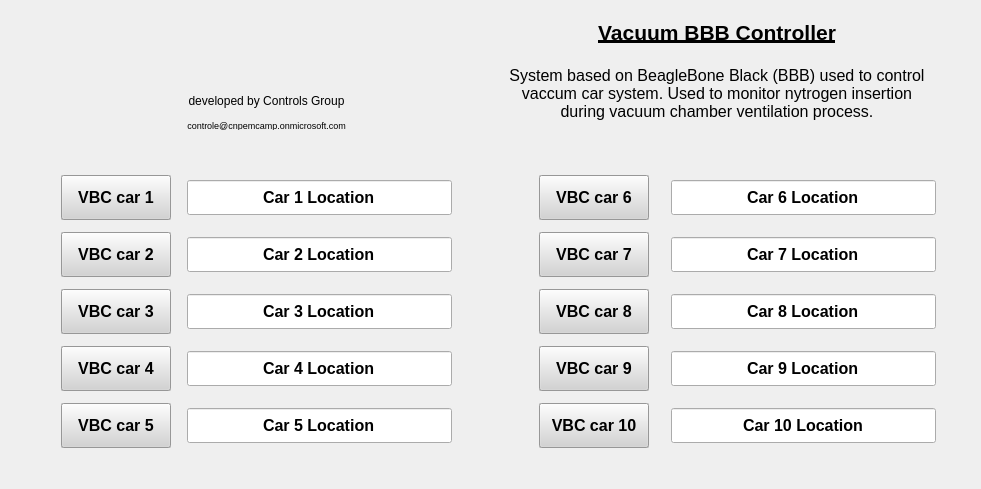
Old version of the form software/pydm/ui/latest/main_window.ui in the repository lnls-sirius/vacuum-bbb-controller.
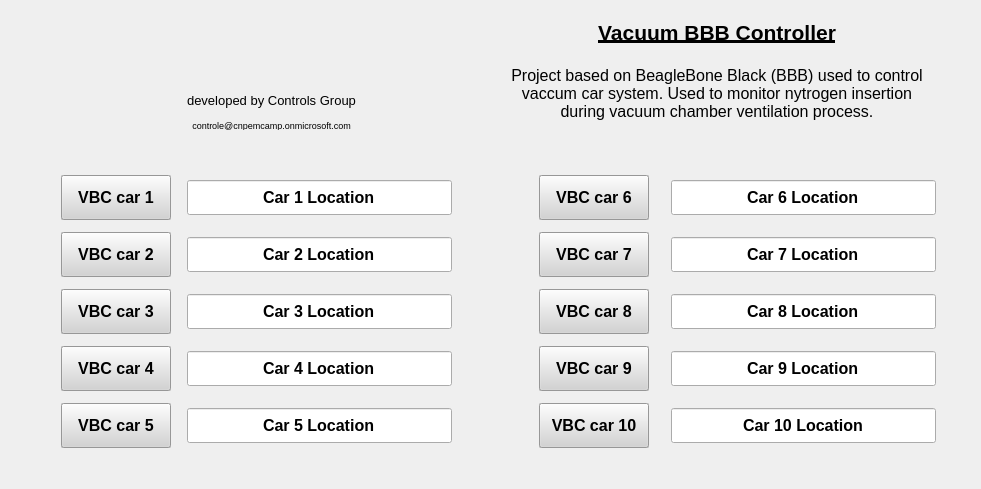
New version of the form. Icons and pictures are not drawn. Custom widgets are drawn as their Qt base class.

Diff of the .ui file:
```diff
--- a/software/pydm/ui/latest/main_window.ui
+++ b/software/pydm/ui/latest/main_window.ui
@@ -833,6 +833,11 @@
         <height>15</height>
        </size>
       </property>
+      <property name="font">
+       <font>
+        <pointsize>10</pointsize>
+       </font>
+      </property>
       <property name="text">
        <string>developed by Controls Group</string>
       </property>
@@ -1625,7 +1630,7 @@
        <enum>QFrame::Plain</enum>
       </property>
       <property name="text">
-       <string>System based on BeagleBone Black (BBB) used to control vaccum car system. Used to monitor nytrogen insertion during vacuum chamber ventilation process.</string>
+       <string>Project based on BeagleBone Black (BBB) used to control vaccum car system. Used to monitor nytrogen insertion during vacuum chamber ventilation process.</string>
       </property>
       <property name="alignment">
        <set>Qt::AlignCenter</set>
@@ -3114,16 +3119,16 @@
    <extends>QWidget</extends>
    <header>pydm.widgets.byte</header>
   </customwidget>
-  <customwidget>
-   <class>PyDMRelatedDisplayButton</class>
-   <extends>QPushButton</extends>
-   <header>pydm.widgets.related_display_button</header>
-  </customwidget>
   <customwidget>
    <class>PyDMLineEdit</class>
    <extends>QLineEdit</extends>
    <header>pydm.widgets.line_edit</header>
   </customwidget>
+  <customwidget>
+   <class>PyDMRelatedDisplayButton</class>
+   <extends>QPushButton</extends>
+   <header>pydm.widgets.related_display_button</header>
+  </customwidget>
  </customwidgets>
  <resources/>
  <connections/>
```
Left out of the diff: 20 changed lines with no effect on the pictures.
